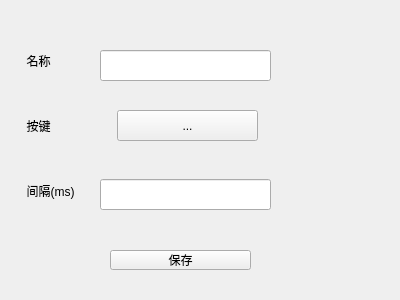
Old version of the form ui/add_quickclick_widget.ui in the repository hanxi19/Key-Wizard.
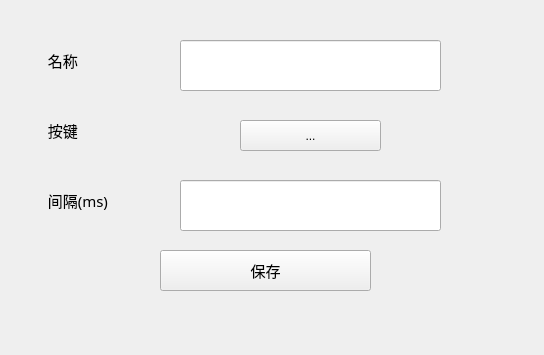
New version of the form.

Patch:
```diff
--- a/ui/add_quickclick_widget.ui
+++ b/ui/add_quickclick_widget.ui
@@ -6,8 +6,8 @@
    <rect>
     <x>0</x>
     <y>0</y>
-    <width>400</width>
-    <height>300</height>
+    <width>544</width>
+    <height>355</height>
    </rect>
   </property>
   <property name="windowTitle">
@@ -16,10 +16,10 @@
   <widget class="QLineEdit" name="nameEdit">
    <property name="geometry">
     <rect>
-     <x>100</x>
-     <y>50</y>
-     <width>171</width>
-     <height>31</height>
+     <x>180</x>
+     <y>40</y>
+     <width>261</width>
+     <height>51</height>
     </rect>
    </property>
    <property name="placeholderText">
@@ -29,10 +29,10 @@
   <widget class="QLineEdit" name="intervalEdit">
    <property name="geometry">
     <rect>
-     <x>100</x>
-     <y>179</y>
-     <width>171</width>
-     <height>31</height>
+     <x>180</x>
+     <y>180</y>
+     <width>261</width>
+     <height>51</height>
     </rect>
    </property>
    <property name="text">
@@ -45,12 +45,18 @@
   <widget class="QPushButton" name="saveBtn">
    <property name="geometry">
     <rect>
-     <x>110</x>
+     <x>160</x>
      <y>250</y>
-     <width>141</width>
-     <height>20</height>
+     <width>211</width>
+     <height>41</height>
     </rect>
    </property>
+   <property name="font">
+    <font>
+     <family>Agency FB</family>
+     <pointsize>11</pointsize>
+    </font>
+   </property>
    <property name="text">
     <string>保存</string>
    </property>
@@ -58,8 +64,8 @@
   <widget class="QToolButton" name="buttonBtn">
    <property name="geometry">
     <rect>
-     <x>117</x>
-     <y>110</y>
+     <x>240</x>
+     <y>120</y>
      <width>141</width>
      <height>31</height>
     </rect>
@@ -71,12 +77,18 @@
   <widget class="QLabel" name="nameLabel">
    <property name="geometry">
     <rect>
-     <x>20</x>
+     <x>40</x>
      <y>40</y>
      <width>71</width>
      <height>41</height>
     </rect>
    </property>
+   <property name="font">
+    <font>
+     <family>Agency FB</family>
+     <pointsize>11</pointsize>
+    </font>
+   </property>
    <property name="text">
     <string>  名称</string>
    </property>
@@ -84,12 +96,18 @@
   <widget class="QLabel" name="buttonLabel">
    <property name="geometry">
     <rect>
-     <x>20</x>
-     <y>110</y>
-     <width>71</width>
-     <height>31</height>
+     <x>40</x>
+     <y>100</y>
+     <width>131</width>
+     <height>61</height>
     </rect>
    </property>
+   <property name="font">
+    <font>
+     <family>Agency FB</family>
+     <pointsize>11</pointsize>
+    </font>
+   </property>
    <property name="text">
     <string>  按键</string>
    </property>
@@ -97,12 +115,18 @@
   <widget class="QLabel" name="intervalLabel">
    <property name="geometry">
     <rect>
-     <x>20</x>
+     <x>40</x>
      <y>180</y>
-     <width>61</width>
-     <height>21</height>
+     <width>131</width>
+     <height>41</height>
     </rect>
    </property>
+   <property name="font">
+    <font>
+     <family>Agency FB</family>
+     <pointsize>11</pointsize>
+    </font>
+   </property>
    <property name="text">
     <string>  间隔(ms)</string>
    </property>
```
